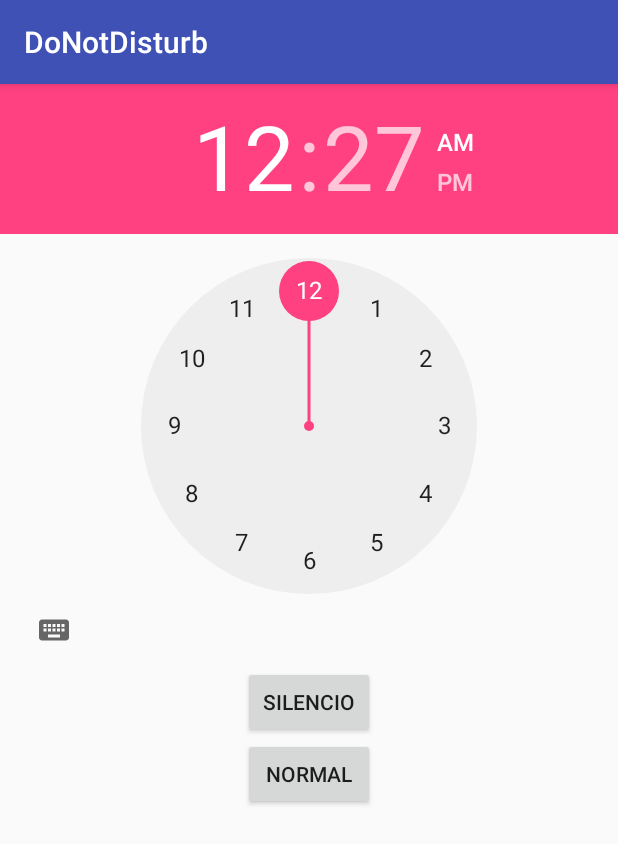
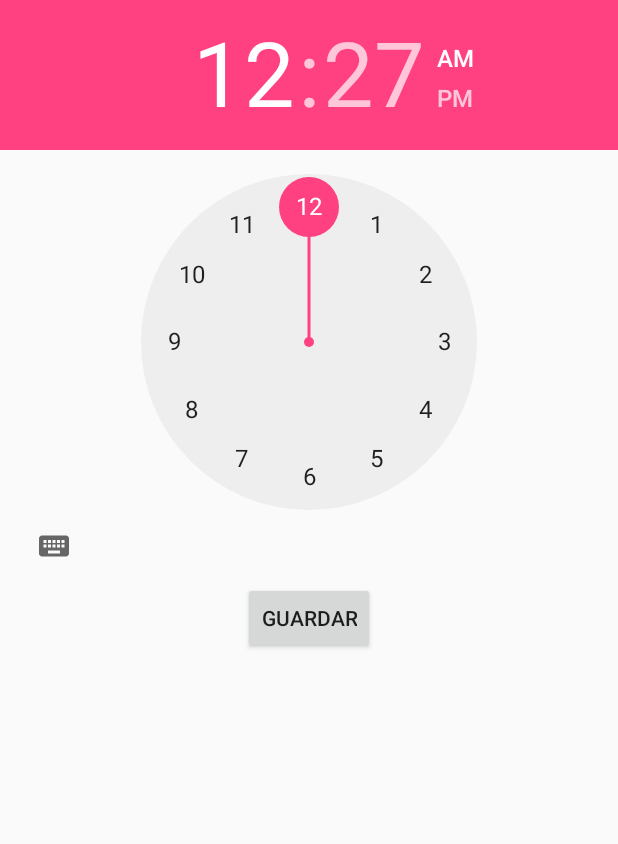
Before and after one commit to safloresg/DoNotDisturb, an Android app: the StartTime screen opened directly, with no data from a screen before it, on a phone screen of 412 x 824 dp. Shown: the top 844 px of the screen. Run offline under Robolectric (Android 15) with nearby library versions, the phone set to English and light mode, and no system bars.

```diff
--- a/app/src/main/java/donotdisturb/fime/mx/donotdisturb/StartTime.java
+++ b/app/src/main/java/donotdisturb/fime/mx/donotdisturb/StartTime.java
@@ -1,9 +1,14 @@
 package donotdisturb.fime.mx.donotdisturb;
 
+import android.annotation.TargetApi;
+import android.app.Activity;
 import android.content.Context;
 import android.media.AudioManager;
+import android.os.Build;
 import android.os.Bundle;
-import android.support.v7.app.AppCompatActivity;
+//import android.support.v7.app.AppCompatActivity;
+//import android.support.v7.app.AppCompatActivity;
+import android.util.Log;
 import android.view.View;
 import android.widget.Button;
 import android.widget.TextView;
@@ -12,12 +17,11 @@ import android.widget.Toast;
 
 import java.util.Calendar;
 
-public class StartTime extends AppCompatActivity {
+public class StartTime extends Activity {
     private TimePicker timePicker;
     private Calendar calendar;
     private String format = "";
-    private Button btn_silence;
-    private Button btn_normal;
+    private Button btn_start_time;
     private AudioManager audiom;
 
     @Override
@@ -26,26 +30,20 @@ public class StartTime extends AppCompatActivity {
         setContentView(R.layout.start_time);
 
         timePicker = (TimePicker) findViewById(R.id.start_time);
-        btn_silence = (Button) findViewById(R.id.btn_silence);
-        btn_normal = (Button) findViewById(R.id.btn_normal);
+        btn_start_time = (Button) findViewById(R.id.btn_start_time);
+
         calendar = Calendar.getInstance();
         audiom = (AudioManager) getSystemService(Context.AUDIO_SERVICE);
 
-        btn_silence.setOnClickListener(new View.OnClickListener() {
+        btn_start_time.setOnClickListener(new View.OnClickListener() {
+            @TargetApi(Build.VERSION_CODES.M)
             @Override
             public void onClick(View v) {
-                //Toast.makeText(getApplicationContext(), "Guardando..", Toast.LENGTH_LONG).show();
-                //finish();
-            audiom.setRingerMode(AudioManager.RINGER_MODE_SILENT);
-            }
-        });
-
-        btn_normal.setOnClickListener(new View.OnClickListener() {
-            @Override
-            public void onClick(View v) {
-                //Toast.makeText(getApplicationContext(), "Guardando..", Toast.LENGTH_LONG).show();
-                //finish();
-                audiom.setRingerMode(AudioManager.RINGER_MODE_NORMAL);
+                int start_hour = timePicker.getCurrentHour();
+                int start_min = timePicker.getCurrentMinute();
+                Log.d("HORA: ", String.valueOf(start_hour));
+                Log.d("MIN: ", String.valueOf(start_min));
+                finish();
             }
         });
 
@@ -54,9 +52,8 @@ public class StartTime extends AppCompatActivity {
         showTime(hour, min);
     }
 
+    @TargetApi(Build.VERSION_CODES.M)
     public void setTime(View view) {
-//        int hour = timePicker.getCurrentHour();
-//        int min = timePicker.getCurrentMinute();
         int hour = timePicker.getHour();
         int min = timePicker.getMinute();
         showTime(hour, min);
--- a/app/src/main/res/layout/end_time.xml
+++ b/app/src/main/res/layout/end_time.xml
@@ -9,11 +9,11 @@
         android:id="@+id/end_time"
         android:layout_gravity="center_horizontal" />
 
+
     <Button
         android:layout_width="wrap_content"
         android:layout_height="wrap_content"
-        android:text="Guardar"
+        android:text="GUARDAR"
         android:id="@+id/btn_end_time"
         android:layout_gravity="center_horizontal" />
-
 </LinearLayout>
--- a/app/src/main/res/layout/start_time.xml
+++ b/app/src/main/res/layout/start_time.xml
@@ -9,18 +9,12 @@
         android:id="@+id/start_time"
         android:layout_gravity="center_horizontal" />
 
-    <Button
-        android:layout_width="wrap_content"
-        android:layout_height="wrap_content"
-        android:text="SILENCIO"
-        android:id="@+id/btn_silence"
-        android:layout_gravity="center_horizontal" />
 
     <Button
         android:layout_width="wrap_content"
         android:layout_height="wrap_content"
-        android:text="NORMAL"
-        android:id="@+id/btn_normal"
+        android:text="GUARDAR"
+        android:id="@+id/btn_start_time"
         android:layout_gravity="center_horizontal" />
 
 </LinearLayout>
```
Also changed, not shown: app/src/main/java/donotdisturb/fime/mx/donotdisturb/EndTime.java (+20 -1 lines).
